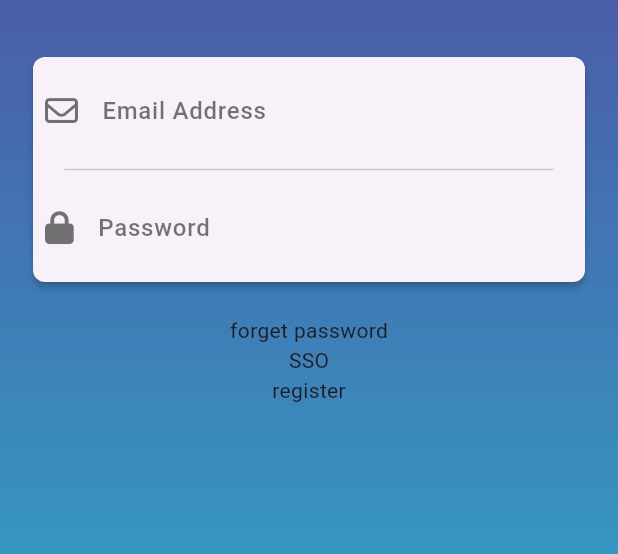
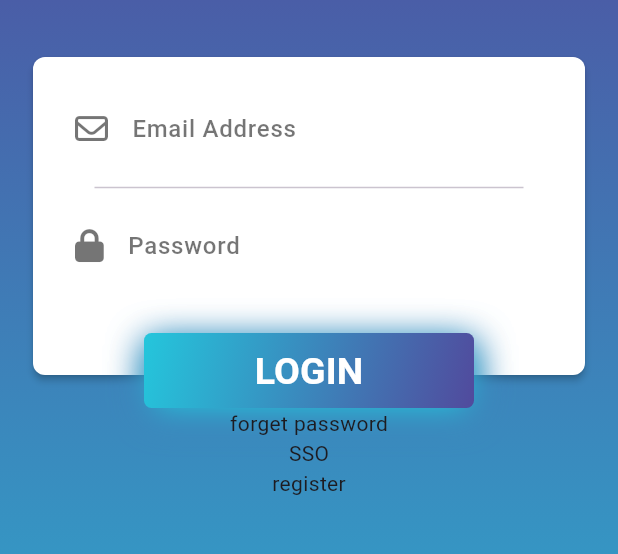
Before and after one commit to DevAiKaiSys/CMDev_Flutter, a Flutter app: the screen it shows after launch, on a phone screen of 412 x 824 dp, the part 195-749 px from its top. Run offline on Flutter 3.47's test engine with Material 3 defaults, Android fonts, the phone set to English and light mode, and no system bars; our stand-ins replace font_awesome_flutter.

Commit message:
add sumbit button & stack alignment & gradient color

```diff
--- a/Workshops/mystock_carch/lib/configs/theme.dart
+++ b/Workshops/mystock_carch/lib/configs/theme.dart
@@ -4,12 +4,12 @@ class Theme {
   const Theme();
 
   // Define start and end colors for the gradient
-  static const Color _startColor = Color(0xFF514a9d);
-  static const Color _endColor = Color(0xFF24c6dc);
+  static const Color gradientStart = Color(0xFF514a9d);
+  static const Color gradientEnd = Color(0xFF24c6dc);
 
   // Create a linear gradient using the start and end colors
   static const LinearGradient _gradient = LinearGradient(
-    colors: [_startColor, _endColor],
+    colors: [gradientStart, gradientEnd],
     begin: Alignment.topCenter,
     end: Alignment.bottomCenter,
     stops: [0.0, 1.0],
--- a/Workshops/mystock_carch/lib/presentation/pages/login/login_page.dart
+++ b/Workshops/mystock_carch/lib/presentation/pages/login/login_page.dart
@@ -1,5 +1,5 @@
 import 'package:flutter/material.dart';
-import 'package:mystock_carch/configs/theme.dart' as customTheme;
+import 'package:mystock_carch/configs/theme.dart' as custom_theme;
 
 import 'widgets/header.dart';
 import 'widgets/login_form.dart';
@@ -15,7 +15,7 @@ class LoginPage extends StatelessWidget {
         children: [
           Container(
             decoration: BoxDecoration(
-              gradient: customTheme.Theme.gradient,
+              gradient: custom_theme.Theme.gradient,
             ),
           ),
           // init layout
--- a/Workshops/mystock_carch/lib/presentation/pages/login/widgets/login_form.dart
+++ b/Workshops/mystock_carch/lib/presentation/pages/login/widgets/login_form.dart
@@ -1,20 +1,76 @@
 import 'package:flutter/material.dart';
 import 'package:font_awesome_flutter/font_awesome_flutter.dart';
+import 'package:mystock_carch/configs/theme.dart' as custom_theme;
 
 class LoginForm extends StatelessWidget {
   const LoginForm({super.key});
 
   @override
   Widget build(BuildContext context) {
+    return Stack(
+      alignment: Alignment.bottomCenter,
+      children: [
+        _buildForm(),
+        _buildSubmitFormButton(),
+      ],
+    );
+  }
+
+  Card _buildForm() {
     return Card(
       margin: const EdgeInsets.only(bottom: 22, left: 22, right: 22),
       elevation: 2.0,
+      color: Colors.white,
       shape: RoundedRectangleBorder(
         borderRadius: BorderRadius.circular(8.0),
       ),
       child: const Padding(
-        padding: EdgeInsets.all(8.0),
+        padding: EdgeInsets.only(top: 20, bottom: 58, left: 28, right: 28),
         child: FormInput(),
+      ),
+    );
+  }
+
+  Container _buildSubmitFormButton() => Container(
+        width: 220,
+        height: 50,
+        decoration: _boxDecoration(),
+        child: TextButton(
+          onPressed: () {
+            // todo
+          },
+          child: const Text(
+            'LOGIN',
+            style: TextStyle(
+              color: Colors.white,
+              fontSize: 25.0,
+              fontWeight: FontWeight.w700,
+            ),
+          ),
+        ),
+      );
+
+  BoxDecoration _boxDecoration() {
+    const gradientStart = custom_theme.Theme.gradientStart;
+    const gradientEnd = custom_theme.Theme.gradientEnd;
+
+    boxShadowItem(Color color) => BoxShadow(
+          color: color,
+          offset: const Offset(1.0, 6.0),
+          blurRadius: 20.0,
+        );
+
+    return BoxDecoration(
+      borderRadius: const BorderRadius.all(Radius.circular(5.0)),
+      boxShadow: [
+        boxShadowItem(gradientStart),
+        boxShadowItem(gradientEnd),
+      ],
+      gradient: const LinearGradient(
+        colors: [gradientEnd, gradientStart],
+        begin: FractionalOffset(0.0, 0.0),
+        end: FractionalOffset(1.0, 1.0),
+        stops: [0.0, 1.0],
       ),
     );
   }
```
